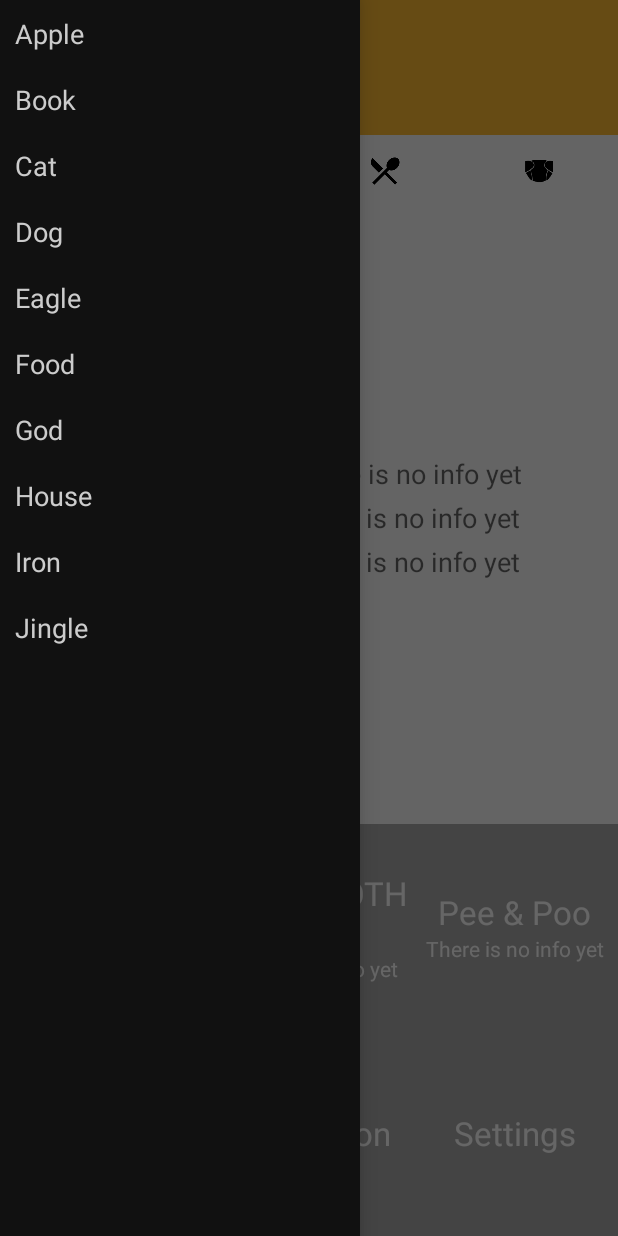
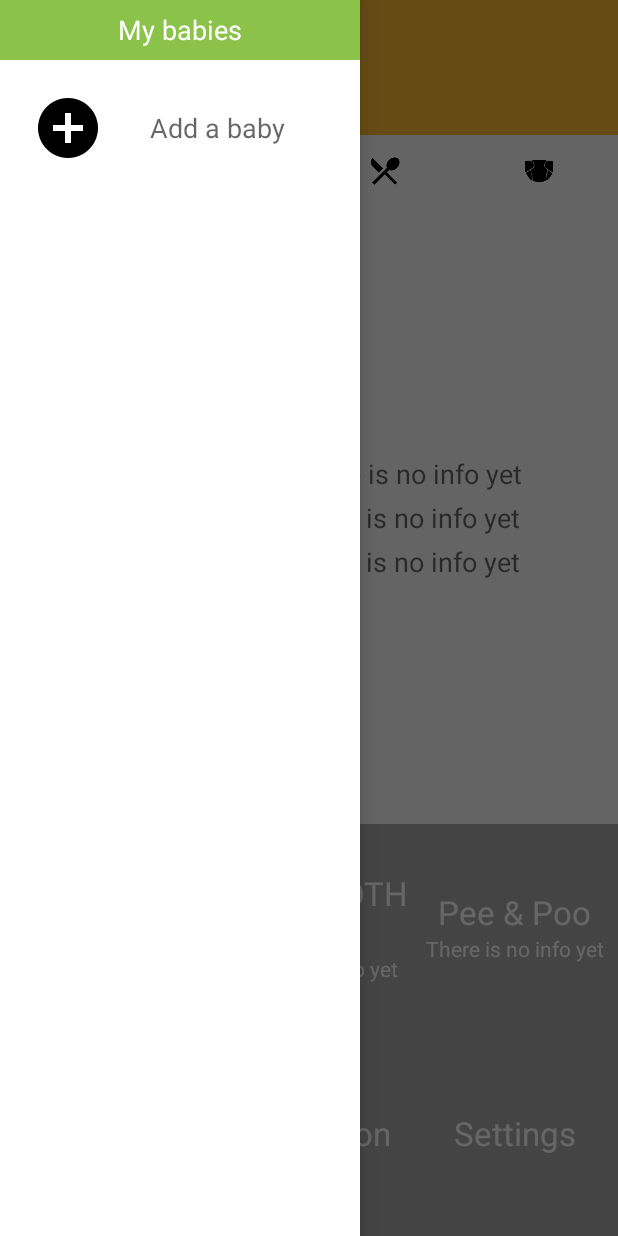
Before and after one commit to Roger00/babyTracker, an Android app: the MainActivity screen opened directly, with no data from a screen before it, with the side drawer open, on a phone screen of 412 x 824 dp. Run offline under Robolectric (Android 15) with nearby library versions, the phone set to English and light mode, and no system bars; 7 statements that could not run were skipped.

Commit message:
Implement drawer layout
- Create ListView, Adapter, and CursorLoader for user profiles
- Add title and footer view in drawer layout

```diff
--- a/BabyTracker/app/src/main/java/com/rnfstudio/babytracker/MainActivity.java
+++ b/BabyTracker/app/src/main/java/com/rnfstudio/babytracker/MainActivity.java
@@ -3,12 +3,14 @@ package com.rnfstudio.babytracker;
 import android.annotation.TargetApi;
 import android.content.Context;
 import android.content.Intent;
+import android.content.res.Resources;
+import android.database.ContentObserver;
 import android.database.Cursor;
 import android.graphics.Bitmap;
 import android.graphics.drawable.Drawable;
 import android.os.Build;
 import android.os.Bundle;
-import android.support.v4.app.ActionBarDrawerToggle;
+import android.os.Handler;
 import android.support.v4.app.DialogFragment;
 import android.support.v4.app.Fragment;
 import android.support.v4.app.FragmentActivity;
@@ -17,7 +19,6 @@ import android.support.v4.app.FragmentPagerAdapter;
 import android.support.v4.app.LoaderManager;
 import android.support.v4.content.CursorLoader;
 import android.support.v4.content.Loader;
-import android.support.v4.view.GravityCompat;
 import android.support.v4.view.ViewPager;
 import android.support.v4.widget.DrawerLayout;
 import android.text.Spannable;
@@ -27,7 +28,7 @@ import android.util.Log;
 import android.util.SparseArray;
 import android.view.View;
 import android.view.Window;
-import android.widget.ArrayAdapter;
+import android.widget.CursorAdapter;
 import android.widget.ListView;
 import android.widget.TextView;
 
@@ -140,6 +141,8 @@ public class MainActivity extends FragmentActivity
     public static final int REQUEST_PROFILE_EDIT = 3;
 
     public static final int LOADER_ID_PROFILE = 2;
+    public static final int LOADER_ID_PROFILES = 3;
+
     // ------------------------------------------------------------------------
     // STATIC INITIALIZERS
     // ------------------------------------------------------------------------
@@ -152,11 +155,8 @@ public class MainActivity extends FragmentActivity
     // FIELDS
     // ------------------------------------------------------------------------
 
-    DrawerLayout layDrawer;
-    ListView lstDrawer;
-
-    CharSequence mDrawerTitle;
-    CharSequence mTitle;
+    DrawerLayout drawerLayout;
+    ListView drawerListView;
 
     ViewPager mViewPager;
     SubCategoryPagerAdapter mSubCategoryPagerAdapter;
@@ -167,6 +167,9 @@ public class MainActivity extends FragmentActivity
     TextView mDaysFromBirth;
     RoundedImageView mProfileImage;
     Profile mProfile;
+
+    ProfileAdapter mProfileAdapter;
+    ContentObserver mContentObserver;
 
     // ------------------------------------------------------------------------
     // INITIALIZERS
@@ -236,31 +239,52 @@ public class MainActivity extends FragmentActivity
             }
         });
 
-//        // initialize cursor loader
-//        getSupportLoaderManager().initLoader(LOADER_ID_PROFILE, null, this);
-
         initDrawer();
-        initDrawerList();
     }
 
     private void initDrawer(){
-        layDrawer = (DrawerLayout) findViewById(R.id.drawer_layout);
-        lstDrawer = (ListView) findViewById(R.id.left_drawer);
+        // initialize adapter for drawer list view
+        mProfileAdapter = new ProfileAdapter(this, null,
+                CursorAdapter.FLAG_REGISTER_CONTENT_OBSERVER);
 
-        mTitle = mDrawerTitle = getTitle();
-    }
+        // initialize cursor loader
+        getSupportLoaderManager().initLoader(LOADER_ID_PROFILES, null, this);
 
-    private void initDrawerList(){
-        String[] drawer_menu = this.getResources().getStringArray(R.array.drawer_menu);
-        ArrayAdapter<String> adapter =
-                new ArrayAdapter<>(this, R.layout.drawer_list_item, drawer_menu);
-        lstDrawer.setAdapter(adapter);
+        // create content observer for event changes
+        mContentObserver = new ContentObserver(new Handler(getMainLooper())) {
+            @Override
+            public void onChange(boolean selfChange) {
+                super.onChange(selfChange);
+                restartLoaders();
+            }
+        };
+
+        // register observer
+        getContentResolver().registerContentObserver(
+                EventProvider.sNotifyUriForEvent,
+                true,
+                mContentObserver);
+
+        drawerLayout = (DrawerLayout) findViewById(R.id.drawer_layout);
+        drawerListView = (ListView) findViewById(R.id.left_drawer);
+
+        drawerListView.setAdapter(mProfileAdapter);
+        drawerListView.addFooterView(getLayoutInflater()
+                .inflate(R.layout.profile_list_add_item, null));
     }
 
     @Override
     public void onResume() {
         super.onResume();
         setProfile(MainApplication.getUserProfile(), false);
+    }
+
+    @Override
+    public void onDestroy() {
+        super.onDestroy();
+
+        // unregister observer
+        getContentResolver().unregisterContentObserver(mContentObserver);
     }
 
     @Override
@@ -280,6 +304,20 @@ public class MainActivity extends FragmentActivity
                             ProfileContract.UserEntry.COLUMN_NAME_PROFILE_PICTURE},
                     selection, selectionArgs,
                     ProfileContract.UserEntry._ID + " DESC");
+
+        } else if (id == LOADER_ID_PROFILES) {
+
+            return new CursorLoader(this,
+                    EventProvider.sNotifyUriForUser,
+                    new String[] {ProfileContract.UserEntry._ID,
+                            ProfileContract.UserEntry.COLUMN_NAME_DISPLAY_NAME,
+                            ProfileContract.UserEntry.COLUMN_NAME_GENDER,
+                            ProfileContract.UserEntry.COLUMN_NAME_BIRTH_YEAR,
+                            ProfileContract.UserEntry.COLUMN_NAME_BIRTH_MONTH,
+                            ProfileContract.UserEntry.COLUMN_NAME_BIRTH_DAY,
+                            ProfileContract.UserEntry.COLUMN_NAME_PROFILE_PICTURE},
+                    null, null,
+                    ProfileContract.UserEntry._ID + " DESC");
         }
 
         Log.w(TAG, "[onCreateLoader] incorrect ID");
@@ -288,12 +326,23 @@ public class MainActivity extends FragmentActivity
 
     @Override
     public void onLoadFinished(Loader<Cursor> loader, Cursor data) {
-        setProfile(Profile.createFromCursor(data));
+        if (loader.getId() == LOADER_ID_PROFILE) {
+            setProfile(Profile.createFromCursor(data));
+
+        } else if (loader.getId() == LOADER_ID_PROFILES) {
+            mProfileAdapter.swapCursor(data);
+        }
     }
 
     @Override
     public void onLoaderReset(Loader<Cursor> loader) {
-        // do nothing
+        if (loader.getId() == LOADER_ID_PROFILES) {
+            mProfileAdapter.swapCursor(null);
+        }
+    }
+
+    private void restartLoaders() {
+        getSupportLoaderManager().restartLoader(LOADER_ID_PROFILES, null, this);
     }
 
     public void setProfile(Profile p) {
@@ -308,7 +357,7 @@ public class MainActivity extends FragmentActivity
 
         // update views
         mDisplayName.setText(mProfile.getName());
-        mDaysFromBirth.setText(getDaysFromBirthString());
+        mDaysFromBirth.setText(getDaysFromBirthString(getResources(), mProfile));
 
         // short-circuit if no bitmap
         if (mProfile.getProfilePicture() == null) {
@@ -323,11 +372,11 @@ public class MainActivity extends FragmentActivity
 
     }
 
-    private String getDaysFromBirthString() {
+    public static String getDaysFromBirthString(Resources res, Profile profile) {
         Calendar birth = Calendar.getInstance();
-        birth.set(Calendar.YEAR, mProfile.getBirthYear());
-        birth.set(Calendar.MONTH, mProfile.getBirthMonth() - 1);
-        birth.set(Calendar.DAY_OF_MONTH, mProfile.getBirthDay());
+        birth.set(Calendar.YEAR, profile.getBirthYear());
+        birth.set(Calendar.MONTH, profile.getBirthMonth() - 1);
+        birth.set(Calendar.DAY_OF_MONTH, profile.getBirthDay());
 
         int daysBetween = TimeUtils.daysBetween(birth, Calendar.getInstance());
         int days = TimeUtils.getRemainDaysInMonth(daysBetween);
@@ -337,15 +386,15 @@ public class MainActivity extends FragmentActivity
         Log.d(TAG, String.format("%d, %d, %d, %d", daysBetween, years, months, days));
 
         if (years > 0) {
-            return getResources().getQuantityString(R.plurals.info_years_since_birth,
+            return res.getQuantityString(R.plurals.info_years_since_birth,
                     years, years, months, days);
         } else if (months > 0) {
-            return getResources().getQuantityString(R.plurals.info_months_since_birth,
+            return res.getQuantityString(R.plurals.info_months_since_birth,
                     months, months, days);
         } else if (days > 0) {
-            return getResources().getQuantityString(R.plurals.info_days_since_birth, days, days);
+            return res.getQuantityString(R.plurals.info_days_since_birth, days, days);
         } else {
-            return getResources().getString(R.string.last_info_default_message);
+            return res.getString(R.string.last_info_default_message);
         }
     }
 
--- a/BabyTracker/app/src/main/java/com/rnfstudio/babytracker/RecordAdapter.java
+++ b/BabyTracker/app/src/main/java/com/rnfstudio/babytracker/RecordAdapter.java
@@ -14,61 +14,28 @@ import com.rnfstudio.babytracker.utility.TimeUtils;
 /**
  * Created by Roger on 2016/1/24.
  */
-public class RecordAdapter extends CursorAdapter{
-    // ------------------------------------------------------------------------
-    // TYPES
-    // ------------------------------------------------------------------------
+public class RecordAdapter extends CursorAdapter {
+
     interface RecordItemCallbacks {
         void onRecordClick(Event e);
         void onRecordLongClick(Event e);
     }
 
-    // ------------------------------------------------------------------------
-    // STATIC FIELDS
-    // ------------------------------------------------------------------------
+    private RecordItemCallbacks mCallbacks;
 
-    // ------------------------------------------------------------------------
-    // STATIC INITIALIZERS
-    // ------------------------------------------------------------------------
-
-    // ------------------------------------------------------------------------
-    // STATIC METHODS
-    // ------------------------------------------------------------------------
-
-    // ------------------------------------------------------------------------
-    // FIELDS
-    // ------------------------------------------------------------------------
-    private Context mContext;
-    private RecordItemCallbacks mCallbacks;
-    private LayoutInflater mInflater; // Stores the layout inflater
-
-    // ------------------------------------------------------------------------
-    // INITIALIZERS
-    // ------------------------------------------------------------------------
-
-    // ------------------------------------------------------------------------
-    // CONSTRUCTORS
-    // ------------------------------------------------------------------------
     public RecordAdapter(Context context, RecordItemCallbacks callbacks) {
         super(context, null, 0);
-
-        // Stores inflater for later usages
-        mContext = context;
         mCallbacks = callbacks;
-        mInflater = LayoutInflater.from(context);
     }
 
-    // ------------------------------------------------------------------------
-    // METHODS
-    // ------------------------------------------------------------------------
     /**
      * Find layout and controls, the returned view will be passed to bindView()
      */
     @Override
     public View newView(Context context, Cursor cursor, ViewGroup viewGroup) {
         // Inflates the list item layout.
-        final View itemLayout =
-                mInflater.inflate(R.layout.record_list_item, viewGroup, false);
+        final View itemLayout = LayoutInflater.from(context)
+                .inflate(R.layout.record_list_item, viewGroup, false);
         return itemLayout;
     }
 
@@ -82,9 +49,10 @@ public class RecordAdapter extends CursorAdapter{
         TextView startTimeText = (TextView) view.findViewById(R.id.startTime);
 
         final Event event = Event.createFromCursor(cursor);
-        typeText.setText(event.getDisplayType(mContext));
-        startTimeText.setText(TimeUtils.flattenCalendarTimeSafely(event.getStartTimeCopy(), "yyyy-MM-dd HH:mm"));
-        durationText.setText(event.getDisplayDuration(mContext));
+        typeText.setText(event.getDisplayType(context));
+        startTimeText.setText(TimeUtils.flattenCalendarTimeSafely(event.getStartTimeCopy(),
+                "yyyy-MM-dd HH:mm"));
+        durationText.setText(event.getDisplayDuration(context));
 
         // add OnClick callback
         view.setOnClickListener(new View.OnClickListener() {
@@ -103,7 +71,8 @@ public class RecordAdapter extends CursorAdapter{
         });
 
         // show/hide duration
-        boolean showDuration = !event.getTypeStr().equals(SwipeButtonHandler.MENU_ITEM_DIAPER_BOTH) &&
+        boolean showDuration =
+                !event.getTypeStr().equals(SwipeButtonHandler.MENU_ITEM_DIAPER_BOTH) &&
                 !event.getTypeStr().equals(SwipeButtonHandler.MENU_ITEM_DIAPER_PEEPEE) &&
                 !event.getTypeStr().equals(SwipeButtonHandler.MENU_ITEM_DIAPER_POOPOO);
         durationText.setVisibility(showDuration ? View.VISIBLE : View.GONE);
--- a/BabyTracker/app/src/main/res/layout/activity_main.xml
+++ b/BabyTracker/app/src/main/res/layout/activity_main.xml
@@ -70,12 +70,29 @@
     </RelativeLayout>
 
     <!-- The navigation drawer -->
-    <ListView android:id="@+id/left_drawer"
-        android:layout_width="240dp"
+    <LinearLayout
+        android:layout_width="@dimen/drawer_width"
         android:layout_height="match_parent"
         android:layout_gravity="start"
-        android:choiceMode="singleChoice"
-        android:divider="@android:color/transparent"
-        android:dividerHeight="0dp"
-        android:background="#111"/>
+        android:orientation="vertical"
+        android:background="@android:color/white">
+
+        <TextView
+            android:layout_width="match_parent"
+            android:layout_height="@dimen/drawer_title_height"
+            android:gravity="center"
+            android:text="@string/profile_list_title"
+            android:background="@color/rim"
+            android:textColor="@android:color/white"
+            android:textAppearance="?android:attr/textAppearanceMedium"/>
+
+        <ListView android:id="@+id/left_drawer"
+            android:layout_width="match_parent"
+            android:layout_height="match_parent"
+            android:choiceMode="singleChoice"
+            android:divider="@android:color/transparent"
+            android:dividerHeight="0dp"/>
+
+    </LinearLayout>
+
 </android.support.v4.widget.DrawerLayout>
--- /dev/null
+++ b/BabyTracker/app/src/main/res/layout/profile_list_add_item.xml
@@ -0,0 +1,27 @@
+<?xml version="1.0" encoding="utf-8"?>
+<LinearLayout xmlns:android="http://schemas.android.com/apk/res/android"
+    android:orientation="horizontal"
+    android:layout_width="match_parent"
+    android:layout_height="wrap_content"
+    android:layout_alignParentTop="true"
+    android:layout_centerHorizontal="true"
+    android:padding="@dimen/info_panel_padding"
+    android:id="@+id/baby_info">
+
+    <ImageView
+        android:layout_width="@dimen/baby_icon_size_small"
+        android:layout_height="@dimen/baby_icon_size_small"
+        android:id="@+id/profileImage"
+        android:src="@drawable/ic_add_circle_black_48dp"
+        android:scaleType="center" />
+
+    <TextView
+        android:orientation="vertical"
+        android:layout_width="match_parent"
+        android:layout_height="match_parent"
+        android:gravity="center_vertical"
+        android:text="@string/profile_add_baby"
+        android:textAppearance="?android:attr/textAppearanceMedium"
+        android:paddingStart="@dimen/info_panel_text_padding"/>
+
+</LinearLayout>
--- a/BabyTracker/app/src/main/res/values/dimens.xml
+++ b/BabyTracker/app/src/main/res/values/dimens.xml
@@ -40,4 +40,7 @@
     <dimen name="circle_view_text_size">12sp</dimen>
 
     <dimen name="tab_widget_icon_size">45dp</dimen>
+
+    <dimen name="drawer_width">240dp</dimen>
+    <dimen name="drawer_title_height">40dp</dimen>
 </resources>
--- a/BabyTracker/app/src/main/res/values/strings.xml
+++ b/BabyTracker/app/src/main/res/values/strings.xml
@@ -163,4 +163,7 @@
     <string name="welcome_setup_gender_title">"Choose baby's gender"</string>
     <string name="welcome_setup_birth_title">"Choose baby's birthday"</string>
     <string name="welcome_setup_picture_title">"Choose baby's profile picture"</string>
+
+    <string name="profile_list_title">My babies</string>
+    <string name="profile_add_baby">Add a baby</string>
 </resources>
```
Also changed, not shown: BabyTracker/app/src/main/java/com/rnfstudio/babytracker/ProfileAdapter.java (added, +47 -0 lines), BabyTracker/app/src/main/res/layout/profile_list_item.xml (added, +40 -0 lines), BabyTracker/app/src/main/res/drawable-hdpi/ic_add_circle_black_48dp.png (added), BabyTracker/app/src/main/res/drawable-mdpi/ic_add_circle_black_48dp.png (added), BabyTracker/app/src/main/res/drawable-xhdpi/ic_add_circle_black_48dp.png (added), BabyTracker/app/src/main/res/drawable-xxhdpi/ic_add_circle_black_48dp.png (added), BabyTracker/app/src/main/res/drawable-xxxhdpi/ic_add_circle_black_48dp.png (added), 1 other file.
